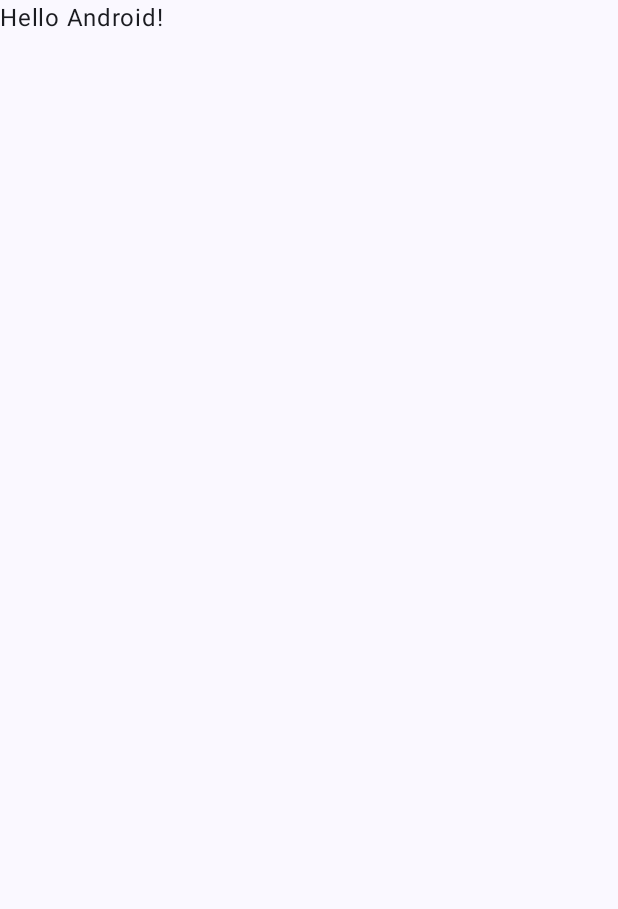
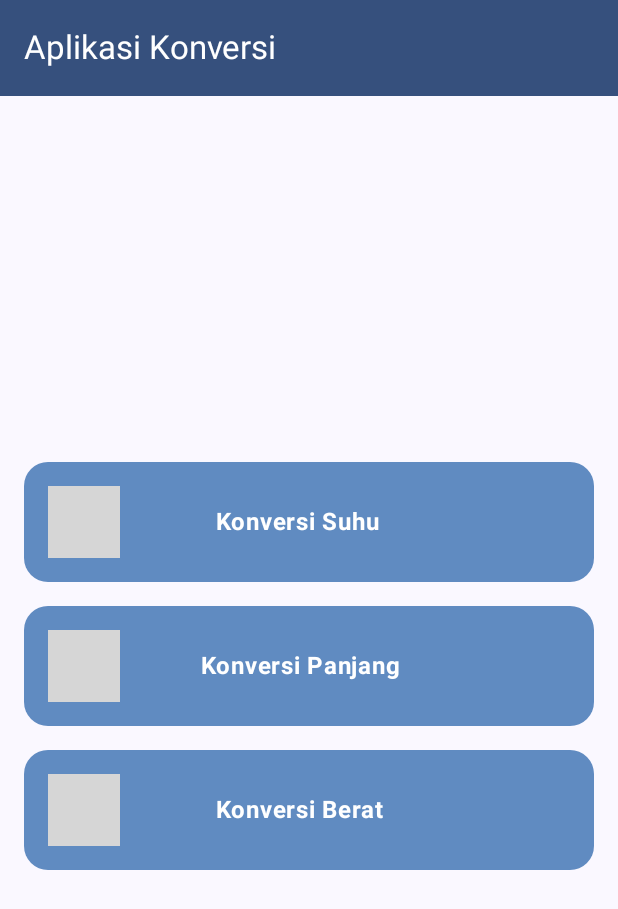
Before and after one commit to KaiiOCT/0048_asessment1_mobpro1, an Android app built with Jetpack Compose: the screen it shows after launch (MainActivity), on a phone screen of 412 x 824 dp. Before the commit the part shown is almost empty. Shown: the top 909 px of the screen. Run offline under Robolectric (Android 15) with nearby library versions, the phone set to English and light mode, and no system bars; grey boxes are pictures that could not be loaded.

Commit message:
Membuat main screen

```diff
--- a/app/build.gradle.kts
+++ b/app/build.gradle.kts
@@ -6,7 +6,7 @@ plugins {
 
 android {
     namespace = "com.faris0048.asessment1"
-    compileSdk = 34
+    compileSdk = 35
 
     defaultConfig {
         applicationId = "com.faris0048.asessment1"
@@ -49,6 +49,7 @@ dependencies {
     implementation(libs.androidx.ui.graphics)
     implementation(libs.androidx.ui.tooling.preview)
     implementation(libs.androidx.material3)
+    implementation(libs.androidx.navigation.compose)
     testImplementation(libs.junit)
     androidTestImplementation(libs.androidx.junit)
     androidTestImplementation(libs.androidx.espresso.core)
--- a/app/src/main/java/com/faris0048/asessment1/MainActivity.kt
+++ b/app/src/main/java/com/faris0048/asessment1/MainActivity.kt
@@ -4,13 +4,7 @@ import android.os.Bundle
 import androidx.activity.ComponentActivity
 import androidx.activity.compose.setContent
 import androidx.activity.enableEdgeToEdge
-import androidx.compose.foundation.layout.fillMaxSize
-import androidx.compose.foundation.layout.padding
-import androidx.compose.material3.Scaffold
-import androidx.compose.material3.Text
-import androidx.compose.runtime.Composable
-import androidx.compose.ui.Modifier
-import androidx.compose.ui.tooling.preview.Preview
+import com.faris0048.asessment1.navigation.SetUpNavGraph
 import com.faris0048.asessment1.ui.theme.Asessment1Theme
 
 class MainActivity : ComponentActivity() {
@@ -19,29 +13,8 @@ class MainActivity : ComponentActivity() {
         enableEdgeToEdge()
         setContent {
             Asessment1Theme {
-                Scaffold(modifier = Modifier.fillMaxSize()) { innerPadding ->
-                    Greeting(
-                        name = "Android",
-                        modifier = Modifier.padding(innerPadding)
-                    )
-                }
+                SetUpNavGraph()
             }
         }
     }
 }
-
-@Composable
-fun Greeting(name: String, modifier: Modifier = Modifier) {
-    Text(
-        text = "Hello $name!",
-        modifier = modifier
-    )
-}
-
-@Preview(showBackground = true)
-@Composable
-fun GreetingPreview() {
-    Asessment1Theme {
-        Greeting("Android")
-    }
-}
--- /dev/null
+++ b/app/src/main/java/com/faris0048/asessment1/navigation/NavGraph.kt
@@ -0,0 +1,32 @@
+package com.faris0048.asessment1.navigation
+
+import androidx.compose.runtime.Composable
+import androidx.navigation.NavHostController
+import androidx.navigation.compose.NavHost
+import androidx.navigation.compose.composable
+import androidx.navigation.compose.rememberNavController
+import com.faris0048.asessment1.ui.screen.BeratScreen
+import com.faris0048.asessment1.ui.screen.MainScreen
+import com.faris0048.asessment1.ui.screen.PanjangScreen
+import com.faris0048.asessment1.ui.screen.SuhuScreen
+
+@Composable
+fun SetUpNavGraph(navController: NavHostController = rememberNavController()) {
+    NavHost(
+        navController = navController,
+        startDestination = Screen.Home.route
+    ) {
+        composable(route = Screen.Home.route) {
+            MainScreen(navController)
+        }
+        composable(route = Screen.Suhu.route) {
+            SuhuScreen(navController)
+        }
+        composable(route = Screen.Panjang.route) {
+            PanjangScreen(navController)
+        }
+        composable (route = Screen.Berat.route) {
+            BeratScreen(navController)
+        }
+    }
+}
--- /dev/null
+++ b/app/src/main/java/com/faris0048/asessment1/navigation/Screen.kt
@@ -0,0 +1,8 @@
+package com.faris0048.asessment1.navigation
+
+sealed class Screen (val route: String){
+    data object Home: Screen("mainScreen")
+    data object Suhu: Screen("suhuScreen")
+    data object Panjang: Screen("panjangScreen")
+    data object Berat: Screen("beratScreen")
+}
--- /dev/null
+++ b/app/src/main/java/com/faris0048/asessment1/ui/screen/MainScreen.kt
@@ -0,0 +1,165 @@
+package com.faris0048.asessment1.ui.screen
+
+import android.content.res.Configuration
+import androidx.compose.foundation.Image
+import androidx.compose.foundation.layout.Arrangement
+import androidx.compose.foundation.layout.Box
+import androidx.compose.foundation.layout.Column
+import androidx.compose.foundation.layout.Row
+import androidx.compose.foundation.layout.fillMaxSize
+import androidx.compose.foundation.layout.fillMaxWidth
+import androidx.compose.foundation.layout.padding
+import androidx.compose.foundation.layout.size
+import androidx.compose.foundation.shape.RoundedCornerShape
+import androidx.compose.material3.Card
+import androidx.compose.material3.CardDefaults
+import androidx.compose.material3.ExperimentalMaterial3Api
+import androidx.compose.material3.MaterialTheme
+import androidx.compose.material3.Scaffold
+import androidx.compose.material3.Text
+import androidx.compose.material3.TopAppBar
+import androidx.compose.material3.TopAppBarDefaults
+import androidx.compose.runtime.Composable
+import androidx.compose.ui.Alignment
+import androidx.compose.ui.Modifier
+import androidx.compose.ui.res.colorResource
+import androidx.compose.ui.res.painterResource
+import androidx.compose.ui.res.stringResource
+import androidx.compose.ui.text.font.FontWeight
+import androidx.compose.ui.tooling.preview.Preview
+import androidx.compose.ui.unit.dp
+import androidx.navigation.NavController
+import androidx.navigation.compose.rememberNavController
+import com.faris0048.asessment1.R
+import com.faris0048.asessment1.ui.theme.Asessment1Theme
+
+@OptIn(ExperimentalMaterial3Api::class)
+@Composable
+fun MainScreen(navController: NavController) {
+    Scaffold(
+        topBar = {
+            TopAppBar(
+                title = {
+                    Text(text = stringResource(id = R.string.app_name))
+                },
+                colors = TopAppBarDefaults.mediumTopAppBarColors(
+                    containerColor = colorResource(R.color.dark_blue),
+                    titleContentColor = colorResource(R.color.white)
+                ),
+            )
+        }
+    ) { innerPadding ->
+        ScreenContent(
+            modifier = Modifier.padding(innerPadding),
+            navController = navController
+        )
+    }
+}
+
+@Composable
+fun ScreenContent(modifier: Modifier = Modifier, navController: NavController) {
+    Column(
+        modifier = modifier
+            .fillMaxSize()
+            .padding(16.dp),
+        verticalArrangement = Arrangement.Center,
+        horizontalAlignment = Alignment.CenterHorizontally
+    ) {
+        Card(
+            shape = RoundedCornerShape(16.dp),
+            colors = CardDefaults.cardColors(containerColor = colorResource(R.color.blue_primary)),
+            modifier = Modifier
+                .fillMaxWidth()
+                .padding(vertical = 8.dp)
+        ) {
+            Row(
+                modifier = Modifier.fillMaxWidth().padding(16.dp),
+                horizontalArrangement = Arrangement.Start,
+                verticalAlignment = Alignment.CenterVertically
+            ) {
+                Image(
+                    painter = painterResource(id = R.drawable.suhu),
+                    contentDescription = stringResource(R.string.des_suhu),
+                    modifier = Modifier.size(48.dp)
+                )
+                Text(
+                    text = stringResource(R.string.judul_suhu),
+                    color = colorResource(R.color.white),
+                    style = MaterialTheme.typography.bodyLarge,
+                    fontWeight = FontWeight.Bold,
+                    modifier = Modifier
+                        .padding(start = 64.dp)
+
+                )
+            }
+        }
+
+        Card(
+            shape = RoundedCornerShape(16.dp),
+            colors = CardDefaults.cardColors(containerColor = colorResource(R.color.blue_primary)),
+            modifier = Modifier
+                .fillMaxWidth()
+                .padding(vertical = 8.dp)
+        ) {
+            Row(
+                modifier = Modifier.fillMaxWidth().padding(16.dp),
+                horizontalArrangement = Arrangement.Start,
+                verticalAlignment = Alignment.CenterVertically
+            ) {
+                Image(
+                    painter = painterResource(id = R.drawable.panjang),
+                    contentDescription = stringResource(R.string.des_panjang),
+                    modifier = Modifier.size(48.dp)
+                )
+                Text(
+                    text = stringResource(R.string.judul_panjang),
+                    color = colorResource(R.color.white),
+                    style = MaterialTheme.typography.bodyLarge,
+                    fontWeight = FontWeight.Bold,
+                    modifier = Modifier
+                        .padding(start = 54.dp)
+
+                )
+            }
+        }
+
+        Card(
+            shape = RoundedCornerShape(16.dp),
+            colors = CardDefaults.cardColors(containerColor = colorResource(R.color.blue_primary)),
+            modifier = Modifier
+                .fillMaxWidth()
+                .padding(vertical = 8.dp)
+        ) {
+            Row(
+                modifier = Modifier.fillMaxWidth().padding(16.dp),
+                horizontalArrangement = Arrangement.Start,
+                verticalAlignment = Alignment.CenterVertically
+            ) {
+                Image(
+                    painter = painterResource(id = R.drawable.berat),
+                    contentDescription = stringResource(R.string.des_berat),
+                    modifier = Modifier.size(48.dp)
+                )
+                Text(
+                    text = stringResource(R.string.judul_berat),
+                    color = colorResource(R.color.white),
+                    style = MaterialTheme.typography.bodyLarge,
+                    fontWeight = FontWeight.Bold,
+                    modifier = Modifier
+                        .padding(start = 64.dp)
+
+                )
+            }
+        }
+    }
+}
+
+
+@Preview(showBackground = true)
+@Preview(uiMode = Configuration.UI_MODE_NIGHT_YES, showBackground = true)
+@Composable
+private fun MainScreenPreview() {
+    Asessment1Theme {
+        MainScreen(rememberNavController())
+    }
+}
--- a/app/src/main/res/values/colors.xml
+++ b/app/src/main/res/values/colors.xml
@@ -7,4 +7,7 @@
     <color name="teal_700">#FF018786</color>
     <color name="black">#FF000000</color>
     <color name="white">#FFFFFFFF</color>
+    <color name="blue_primary">#608BC1</color>
+    <color name="dark_blue">#36507D</color>
+    <color name="light_blue">#CBDCEB</color>
 </resources>
--- a/app/src/main/res/values/strings.xml
+++ b/app/src/main/res/values/strings.xml
@@ -1,3 +1,9 @@
 <resources>
-    <string name="app_name">asessment1</string>
+    <string name="app_name">Aplikasi Konversi</string>
+    <string name="judul_suhu">Konversi Suhu</string>
+    <string name="judul_panjang">Konversi Panjang</string>
+    <string name="judul_berat">Konversi Berat</string>
+    <string name="des_suhu">Suhu</string>
+    <string name="des_panjang">Panjang</string>
+    <string name="des_berat">Berat</string>
 </resources>
--- a/gradle/libs.versions.toml
+++ b/gradle/libs.versions.toml
@@ -8,6 +8,7 @@ espressoCore = "3.6.1"
 lifecycleRuntimeKtx = "2.8.7"
 activityCompose = "1.10.1"
 composeBom = "2024.04.01"
+navCompose = "2.8.7"
 
 [libraries]
 androidx-core-ktx = { group = "androidx.core", name = "core-ktx", version.ref = "coreKtx" }
@@ -24,6 +25,7 @@ androidx-ui-tooling-preview = { group = "androidx.compose.ui", name = "ui-toolin
 androidx-ui-test-manifest = { group = "androidx.compose.ui", name = "ui-test-manifest" }
 androidx-ui-test-junit4 = { group = "androidx.compose.ui", name = "ui-test-junit4" }
 androidx-material3 = { group = "androidx.compose.material3", name = "material3" }
+androidx-navigation-compose = {group = "androidx.navigation", name = "navigation-compose", version.ref = "navCompose"}
 
 [plugins]
 android-application = { id = "com.android.application", version.ref = "agp" }
```
Also changed, not shown: app/src/main/java/com/faris0048/asessment1/ui/screen/KonversiBerat.kt (added, +52 -0 lines), app/src/main/java/com/faris0048/asessment1/ui/screen/KonversiPanjang.kt (added, +52 -0 lines), app/src/main/java/com/faris0048/asessment1/ui/screen/KonversiSuhu.kt (added, +52 -0 lines).
